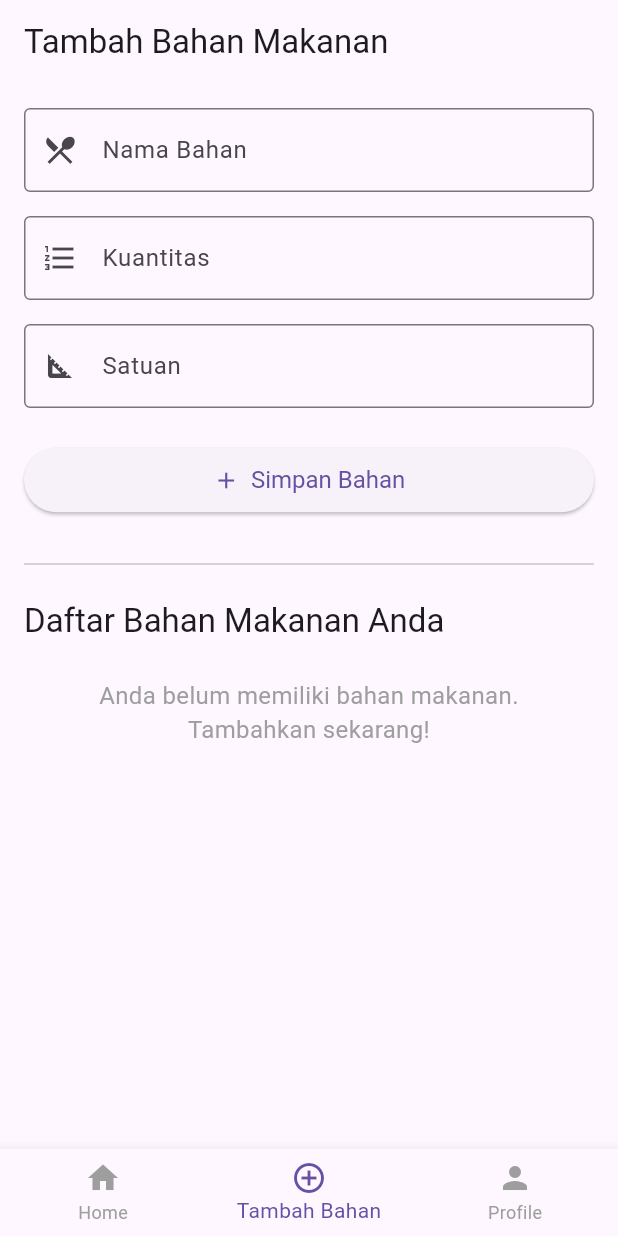
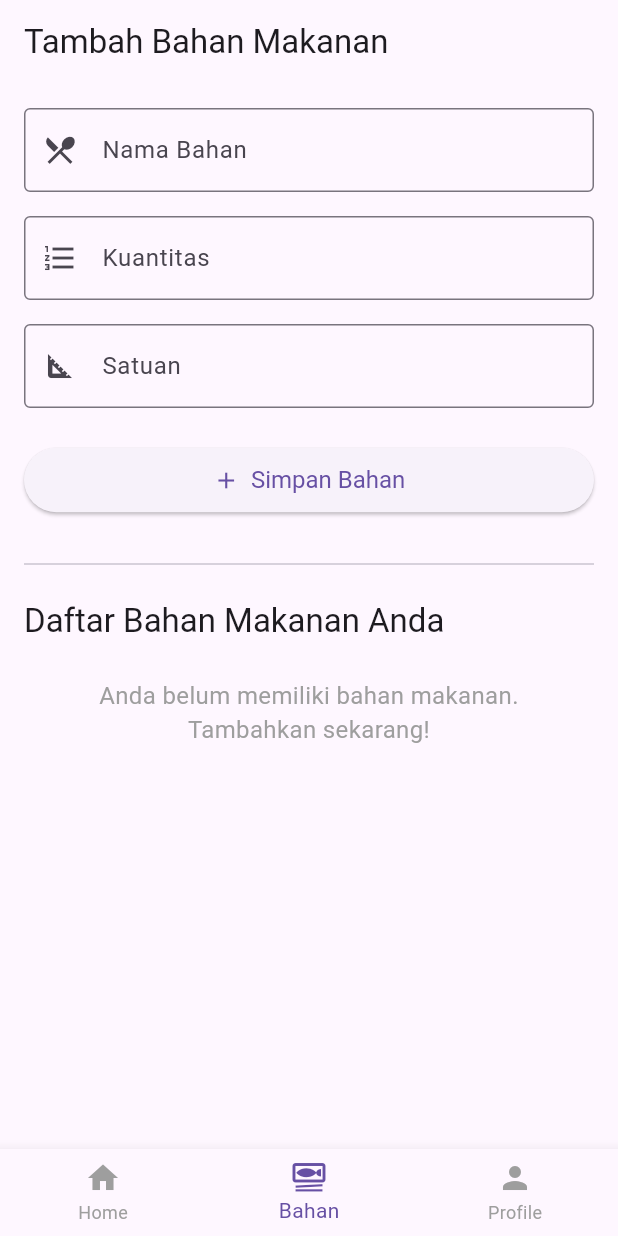
Before and after one commit to fadhlakmal/ppb-fp, a Flutter app: the screen it shows after launch, item 2 of the bottom bar chosen, on a phone screen of 412 x 824 dp. Run offline on Flutter 3.47's test engine with Material 3 defaults, Android fonts, the phone set to English and light mode, and no system bars; our stand-ins replace cloud_firestore, firebase_auth, firebase_core, image_picker; missing offline and left inert: cloudinary_api, cloudinary_url_gen; accounts and stored records are empty.

Commit message:
add change

```diff
--- a/lib/app/widgets/bottom_navbar_widget.dart
+++ b/lib/app/widgets/bottom_navbar_widget.dart
@@ -20,7 +20,7 @@ class BottomNavbarWidget extends StatelessWidget {
       unselectedItemColor: Colors.grey,
       items: [
         BottomNavigationBarItem(icon: Icon(Icons.home), label: "Home"),
-        BottomNavigationBarItem(icon: Icon(Icons.add_circle_outline), label: "Tambah Bahan"),
+        BottomNavigationBarItem(icon: Icon(Icons.set_meal_outlined), label: "Bahan"),
         BottomNavigationBarItem(icon: Icon(Icons.person), label: "Profile"),
       ],
     );
```
